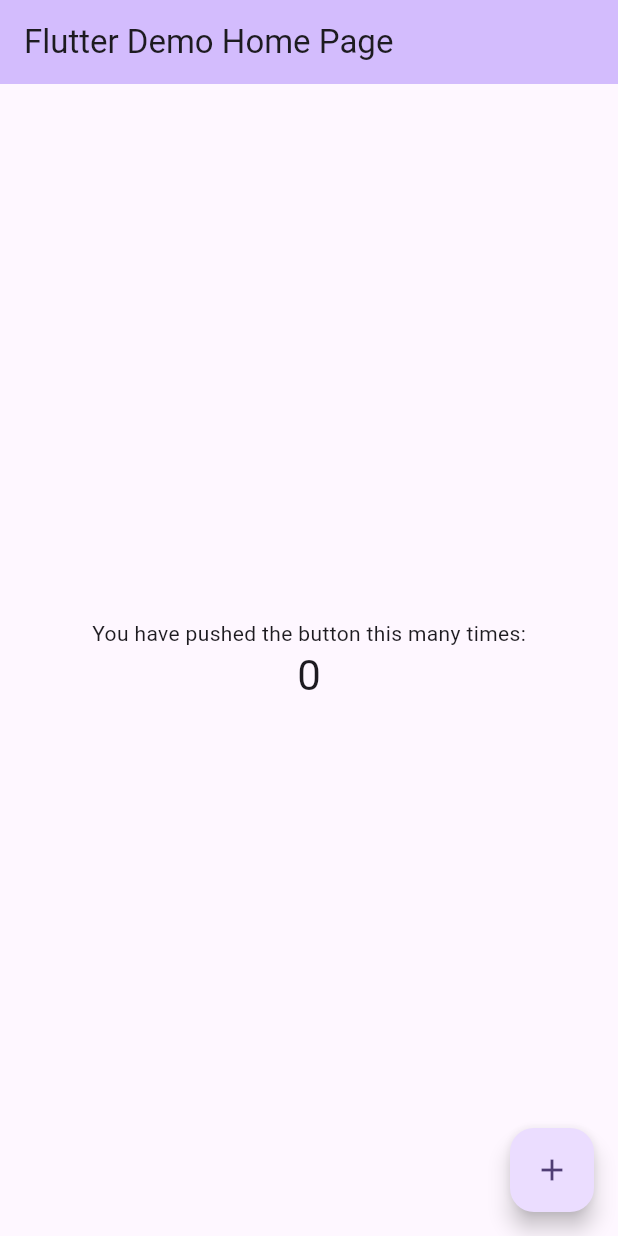
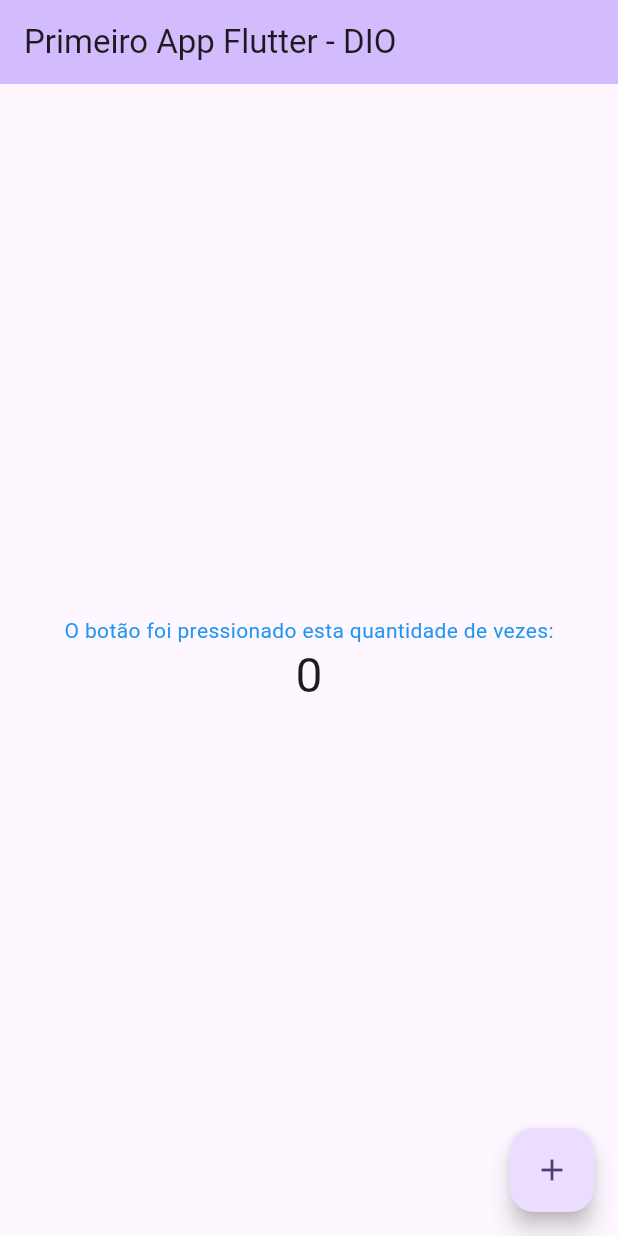
Before and after one commit to evandroga/appFlutterDIO, a Flutter app: the screen it shows after launch, on a phone screen of 412 x 824 dp. Run offline on Flutter 3.47's test engine with Material 2 defaults, Android fonts, the phone set to English and light mode, and no system bars.

Commit message:
Alterado cor de texto da tela inicial

```diff
--- a/lib/main.dart
+++ b/lib/main.dart
@@ -31,7 +31,7 @@ class MyApp extends StatelessWidget {
         colorScheme: ColorScheme.fromSeed(seedColor: Colors.deepPurple),
         useMaterial3: true,
       ),
-      home: const MyHomePage(title: 'Flutter Demo Home Page'),
+      home: const MyHomePage(title: 'Primeiro App Flutter - DIO'),
     );
   }
 }
@@ -106,18 +106,19 @@ class _MyHomePageState extends State<MyHomePage> {
           mainAxisAlignment: MainAxisAlignment.center,
           children: <Widget>[
             const Text(
-              'You have pushed the button this many times:',
+              'O botão foi pressionado esta quantidade de vezes:',
+              style: TextStyle(color: Colors.blue),
             ),
             Text(
               '$_counter',
-              style: Theme.of(context).textTheme.headlineMedium,
+              style: Theme.of(context).textTheme.headlineLarge,
             ),
           ],
         ),
       ),
       floatingActionButton: FloatingActionButton(
         onPressed: _incrementCounter,
-        tooltip: 'Increment',
+        tooltip: 'Incrementar',
         child: const Icon(Icons.add),
       ), // This trailing comma makes auto-formatting nicer for build methods.
     );
```
